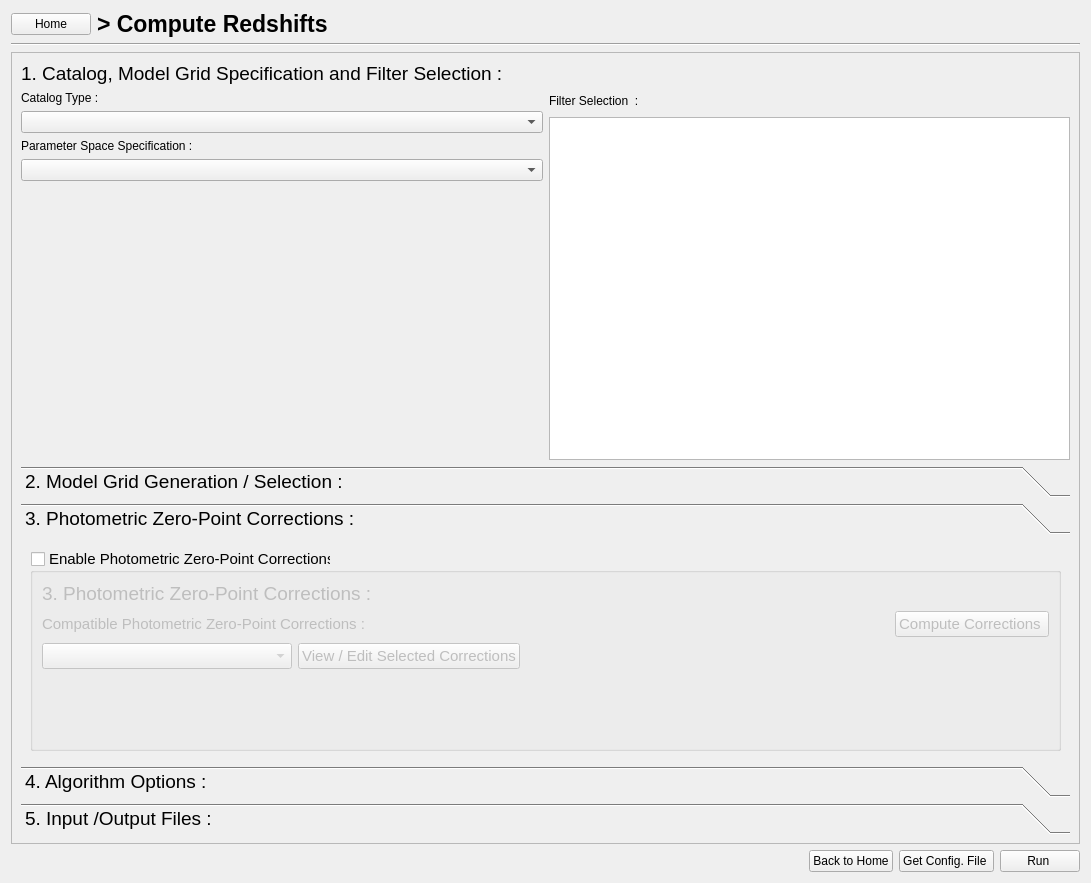
Before: the Qt Designer form PhzQtUI/auxdir/PhzQtUI/FormAnalysis.ui in astrorama/Phosphoros, drawn with Qt 5.
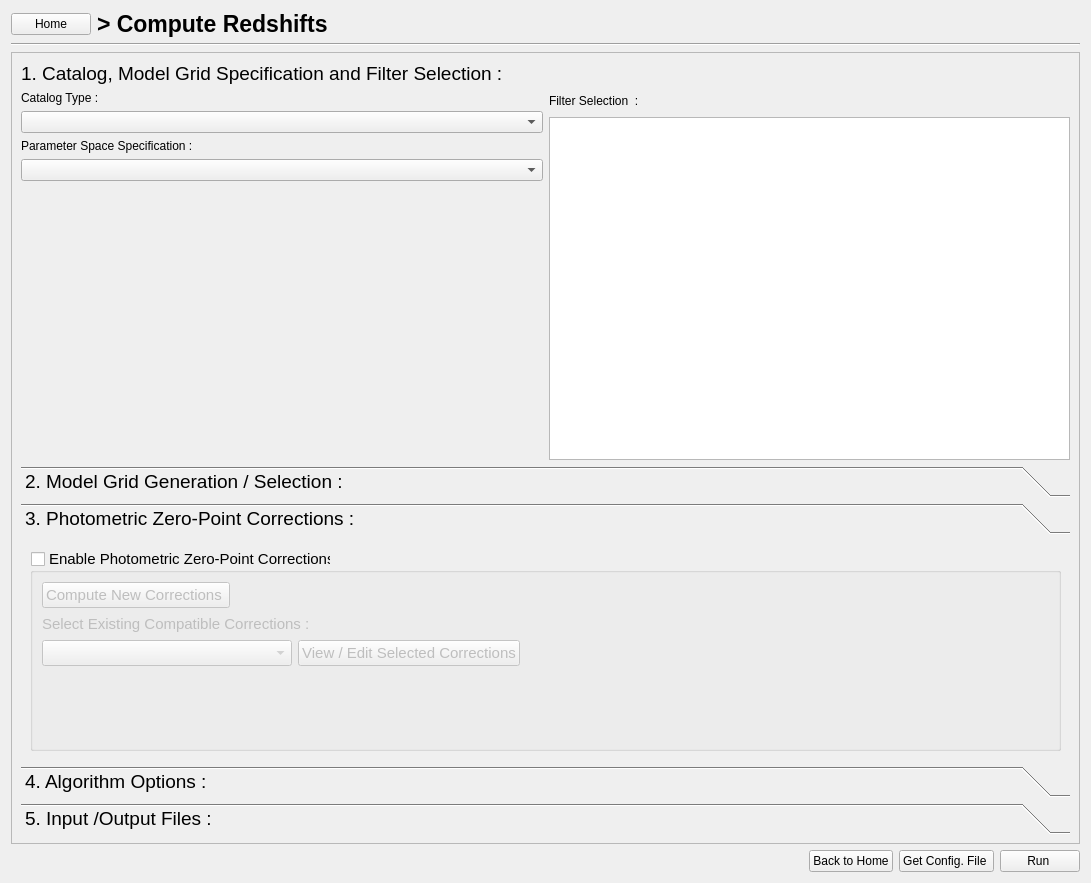
After: the same form once the commit is applied. The open tabs and pages were chosen to show the change.

What changed in the file:
```diff
--- a/PhzQtUI/auxdir/PhzQtUI/FormAnalysis.ui
+++ b/PhzQtUI/auxdir/PhzQtUI/FormAnalysis.ui
@@ -375,8 +375,8 @@
            <rect>
             <x>0</x>
             <y>0</y>
-            <width>544</width>
-            <height>162</height>
+            <width>1053</width>
+            <height>209</height>
            </rect>
           </property>
           <attribute name="label">
@@ -407,23 +407,35 @@
              </property>
              <layout class="QVBoxLayout" name="verticalLayout_7">
               <item>
-               <widget class="QLabel" name="label_24">
-                <property name="font">
-                 <font>
-                  <pointsize>14</pointsize>
-                 </font>
-                </property>
-                <property name="text">
-                 <string>3. Photometric Zero-Point Corrections :</string>
-                </property>
-               </widget>
+               <layout class="QHBoxLayout" name="horizontalLayout_3">
+                <item>
+                 <widget class="QPushButton" name="btn_computeCorrections">
+                  <property name="text">
+                   <string>Compute New Corrections </string>
+                  </property>
+                 </widget>
+                </item>
+                <item>
+                 <spacer name="horizontalSpacer_5">
+                  <property name="orientation">
+                   <enum>Qt::Horizontal</enum>
+                  </property>
+                  <property name="sizeHint" stdset="0">
+                   <size>
+                    <width>40</width>
+                    <height>20</height>
+                   </size>
+                  </property>
+                 </spacer>
+                </item>
+               </layout>
               </item>
               <item>
                <layout class="QHBoxLayout" name="horizontalLayout_2">
                 <item>
                  <widget class="QLabel" name="label_28">
                   <property name="text">
-                   <string>Compatible Photometric Zero-Point Corrections :</string>
+                   <string>Select Existing Compatible Corrections :</string>
                   </property>
                  </widget>
                 </item>
@@ -440,13 +452,6 @@
                   </property>
                  </spacer>
                 </item>
-                <item>
-                 <widget class="QPushButton" name="btn_computeCorrections">
-                  <property name="text">
-                   <string>Compute Corrections </string>
-                  </property>
-                 </widget>
-                </item>
                </layout>
               </item>
               <item>
```
Left out of the diff: 8 changed lines with no effect on the pictures.
